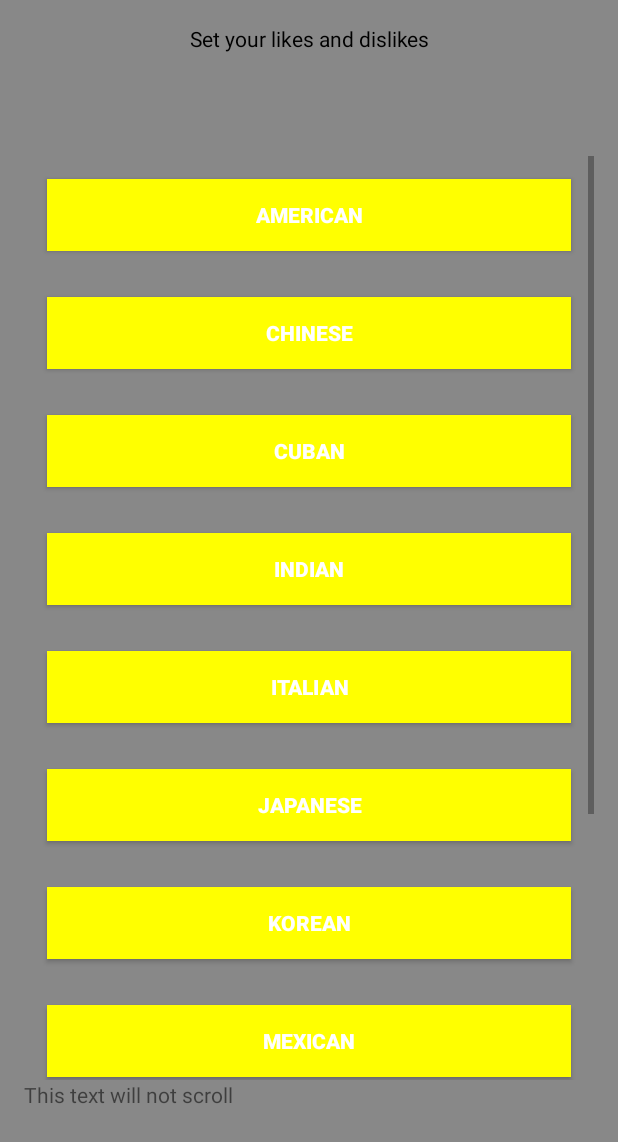
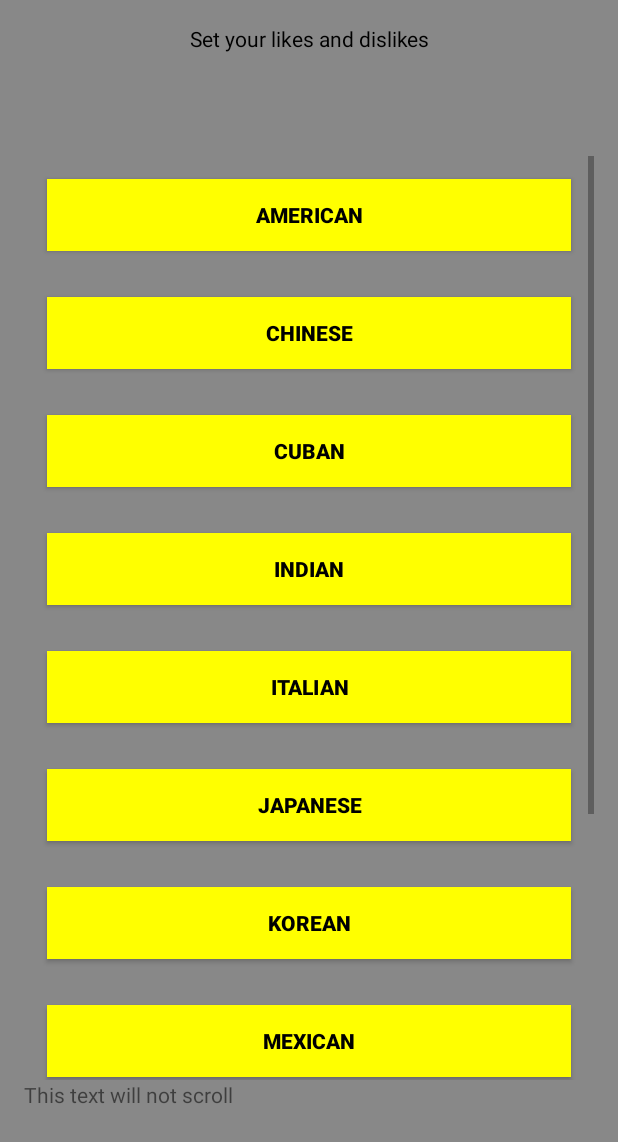
Before and after one commit to DavidBarron/cs371m-mobile-computing, an Android app: the SetLikesActivity screen opened directly, with no data from a screen before it, on a phone screen of 412 x 824 dp. Shown: the top 1142 px of the screen. Run offline under Robolectric (Android 15) with nearby library versions, the phone set to English and light mode, and no system bars.

Commit message:
More readable button text colors

```diff
--- a/app/src/main/java/davidbar/foodwithfriends/SetLikesActivity.java
+++ b/app/src/main/java/davidbar/foodwithfriends/SetLikesActivity.java
@@ -17,7 +17,6 @@ import android.widget.Button;
 public class SetLikesActivity extends AppCompatActivity {
 
     private static final String TAG = "SetLikesDislikes";
-    private boolean toggle = true;
 
     @Override
     protected void onCreate(Bundle savedInstanceState) {
@@ -37,6 +36,7 @@ public class SetLikesActivity extends AppCompatActivity {
         //getSupportActionBar().setDisplayHomeAsUpEnabled(true);
     }
 
+    //
     public void clickFoodButton(View view) {
 
         Button button = (Button) findViewById(view.getId());
@@ -53,17 +53,19 @@ public class SetLikesActivity extends AppCompatActivity {
         Log.d(TAG,"Color is : ".concat(String.valueOf(color)));
         Log.d(TAG,"Text is : ".concat(buttonText));
 
-
         // Flip through the 3 colors
         switch(color){
             case Color.YELLOW:
                 button.setBackgroundColor(Color.GREEN);
+                button.setTextColor(Color.WHITE);
                 break;
             case Color.GREEN:
                 button.setBackgroundColor(Color.RED);
+                button.setTextColor(Color.WHITE);
                 break;
             case Color.RED:
                 button.setBackgroundColor(Color.YELLOW);
+                button.setTextColor(Color.BLACK);
                 break;
         }
     }
--- a/app/src/main/res/layout/content_set_likes.xml
+++ b/app/src/main/res/layout/content_set_likes.xml
@@ -48,7 +48,7 @@
                 android:text="@string/food1"
                 android:textStyle="bold"
                 android:background="#ffff00"
-                android:textColor="#ffffff"
+                android:textColor="#000000"
                 android:layout_margin="15dp"
                 android:layout_width="match_parent"
                 android:layout_height="wrap_content"
@@ -60,7 +60,7 @@
                 android:text="@string/food2"
                 android:textStyle="bold"
                 android:background="#ffff00"
-                android:textColor="#ffffff"
+                android:textColor="#000000"
                 android:layout_margin="15dp"
                 android:layout_width="match_parent"
                 android:layout_height="wrap_content"
@@ -72,7 +72,7 @@
                 android:text="@string/food3"
                 android:textStyle="bold"
                 android:background="#ffff00"
-                android:textColor="#ffffff"
+                android:textColor="#000000"
                 android:layout_margin="15dp"
                 android:layout_width="match_parent"
                 android:layout_height="wrap_content"
@@ -84,7 +84,7 @@
                 android:text="@string/food4"
                 android:textStyle="bold"
                 android:background="#ffff00"
-                android:textColor="#ffffff"
+                android:textColor="#000000"
                 android:layout_margin="15dp"
                 android:layout_width="match_parent"
                 android:layout_height="wrap_content"
@@ -96,7 +96,7 @@
                 android:text="@string/food5"
                 android:textStyle="bold"
                 android:background="#ffff00"
-                android:textColor="#ffffff"
+                android:textColor="#000000"
                 android:layout_margin="15dp"
                 android:layout_width="match_parent"
                 android:layout_height="wrap_content"
@@ -108,7 +108,7 @@
                 android:text="@string/food6"
                 android:textStyle="bold"
                 android:background="#ffff00"
-                android:textColor="#ffffff"
+                android:textColor="#000000"
                 android:layout_margin="15dp"
                 android:layout_width="match_parent"
                 android:layout_height="wrap_content"
@@ -120,7 +120,7 @@
                 android:text="@string/food7"
                 android:textStyle="bold"
                 android:background="#ffff00"
-                android:textColor="#ffffff"
+                android:textColor="#000000"
                 android:layout_margin="15dp"
                 android:layout_width="match_parent"
                 android:layout_height="wrap_content"
@@ -132,7 +132,7 @@
                 android:text="@string/food8"
                 android:textStyle="bold"
                 android:background="#ffff00"
-                android:textColor="#ffffff"
+                android:textColor="#000000"
                 android:layout_margin="15dp"
                 android:layout_width="match_parent"
                 android:layout_height="wrap_content"
@@ -144,7 +144,7 @@
                 android:text="@string/food9"
                 android:textStyle="bold"
                 android:background="#ffff00"
-                android:textColor="#ffffff"
+                android:textColor="#000000"
                 android:layout_margin="15dp"
                 android:layout_width="match_parent"
                 android:layout_height="wrap_content"
@@ -156,7 +156,7 @@
                 android:text="@string/food10"
                 android:textStyle="bold"
                 android:background="#ffff00"
-                android:textColor="#ffffff"
+                android:textColor="#000000"
                 android:layout_margin="15dp"
                 android:layout_width="match_parent"
                 android:layout_height="wrap_content"
@@ -168,7 +168,7 @@
                 android:text="@string/food11"
                 android:textStyle="bold"
                 android:background="#ffff00"
-                android:textColor="#ffffff"
+                android:textColor="#000000"
                 android:layout_margin="15dp"
                 android:layout_width="match_parent"
                 android:layout_height="wrap_content"
```
